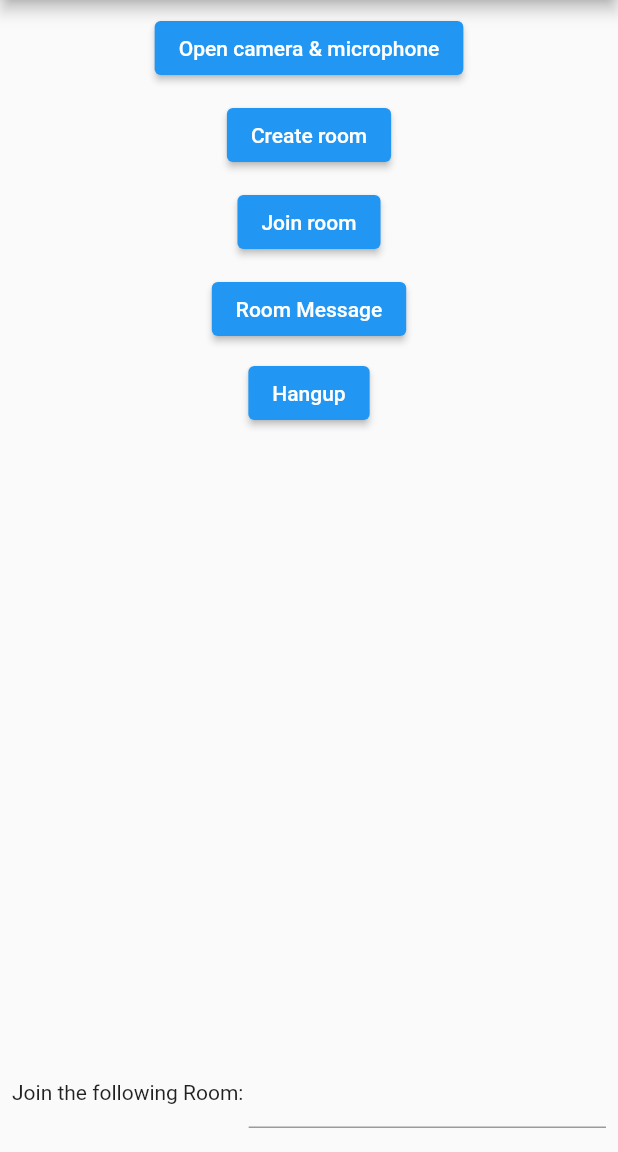
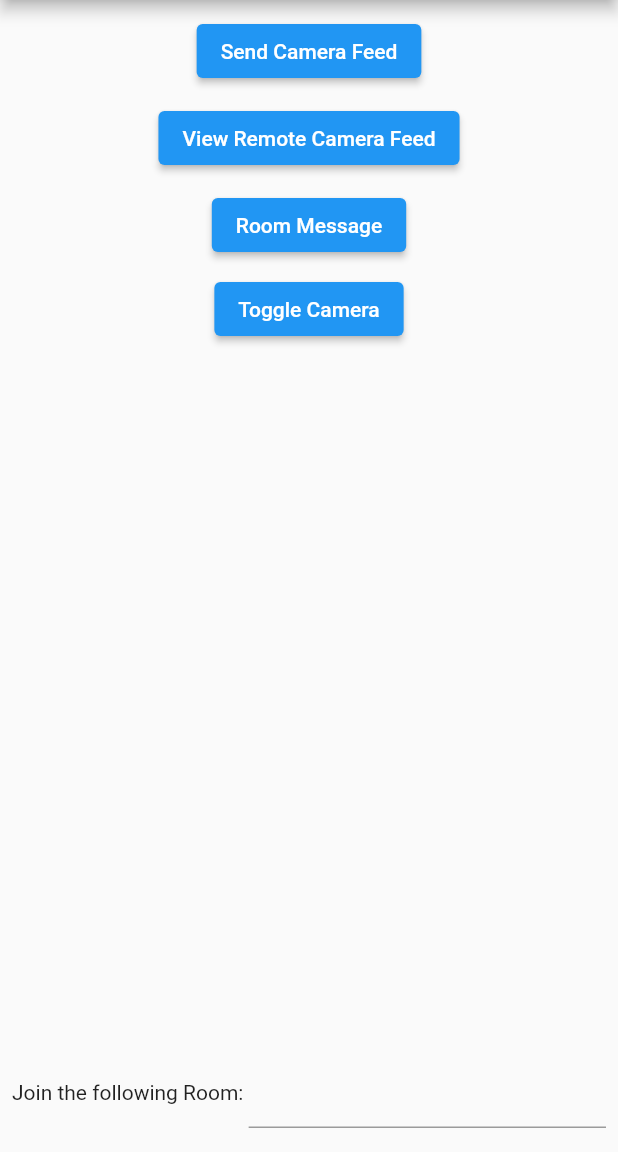
Before and after one commit to BlackCatDev-IO/pet_cam, a Flutter app: the screen it shows after launch, on a phone screen of 412 x 824 dp, the part 84-1236 px from its top. Run offline on Flutter 3.47's test engine with Material 2 defaults, Android fonts, the phone set to English and light mode, and no system bars; our stand-ins replace bloc, dart_mappable, flutter_bloc, socket_io_client; missing offline and left inert: flutter_webrtc; generated files the repository leaves out were written again; network calls fail.

Commit message:
Remove arguments from SocketCreateRoom event

```diff
--- a/lib/sockets/bloc/socket_event.dart
+++ b/lib/sockets/bloc/socket_event.dart
@@ -12,14 +12,10 @@ class SocketEmitEvent extends SocketEvent {
   final Map<String, dynamic> data;
 }
 
+class SocketInitEventListener extends SocketEvent {}
+
 class SocketCreateRoom extends SocketEvent {
-  SocketCreateRoom({
-    required this.localVideo,
-    required this.remoteVideo,
-  });
-
-  final RTCVideoRenderer localVideo;
-  final RTCVideoRenderer remoteVideo;
+  SocketCreateRoom();
 }
 
 class SocketJoinRoom extends SocketEvent {}
--- a/lib/sockets/view/socket_page.dart
+++ b/lib/sockets/view/socket_page.dart
@@ -35,55 +35,43 @@ class _SocketPageState extends State<SocketPage> {
 
   @override
   Widget build(BuildContext context) {
+    final socketBloc = context.read<SocketBloc>();
     return Scaffold(
       appBar: AppBar(
         title: const Text('Pet Cam'),
       ),
       body: Column(
         children: [
-          const SizedBox(height: 8),
+          const SizedBox(
+            height: 10,
+          ),
           ElevatedButton(
-            onPressed: () {},
-            child: const Text('Open camera & microphone'),
+            onPressed: () async {
+              socketBloc.add(
+                SocketCreateRoom(
+                    // localVideo: _localRenderer,
+                    // remoteVideo: _remoteRenderer,
+                    ),
+              );
+            },
+            child: const Text('Send Camera Feed'),
           ),
           const SizedBox(
             width: 8,
             height: 10,
           ),
           ElevatedButton(
-            onPressed: () async {
-              context.read<SocketBloc>().add(
-                    SocketCreateRoom(
-                      localVideo: _localRenderer,
-                      remoteVideo: _remoteRenderer,
-                    ),
-                  );
-            },
-            child: const Text('Create room'),
+            onPressed: () => socketBloc.add(SocketJoinRoom()),
+            child: const Text('View Remote Camera Feed'),
           ),
-          const SizedBox(
-            width: 8,
-            height: 10,
-          ),
-          ElevatedButton(
-            onPressed: () {
-              context.read<SocketBloc>().add(
-                    SocketJoinRoom(),
-                  );
-            },
-            child: const Text('Join room'),
-          ),
-          const SizedBox(
-            width: 8,
-            height: 10,
-          ),
+          const SizedBox(height: 10),
           ElevatedButton(
             onPressed: () {
               context.read<SocketBloc>().add(
                     SocketEmitEvent(
                       eventName: 'room_message',
                       data: {
-                        'room': 'test room 1',
+                        'room': 'pet_cam_room',
                         'message': 'test message',
                       },
                     ),
@@ -94,8 +82,8 @@ class _SocketPageState extends State<SocketPage> {
           ),
           const SizedBox(height: 8),
           ElevatedButton(
-            onPressed: () {},
-            child: const Text('Hangup'),
+            onPressed: () => socketBloc.add(ToggleCamera()),
+            child: const Text('Toggle Camera'),
           ),
           const SizedBox(height: 8),
           Expanded(
```
